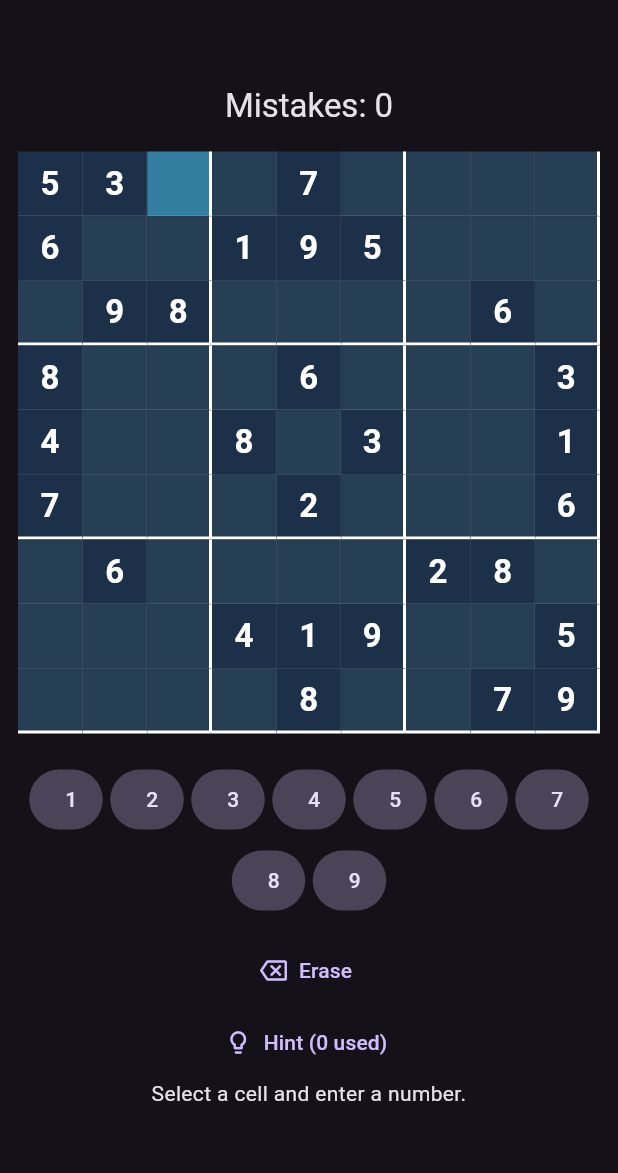
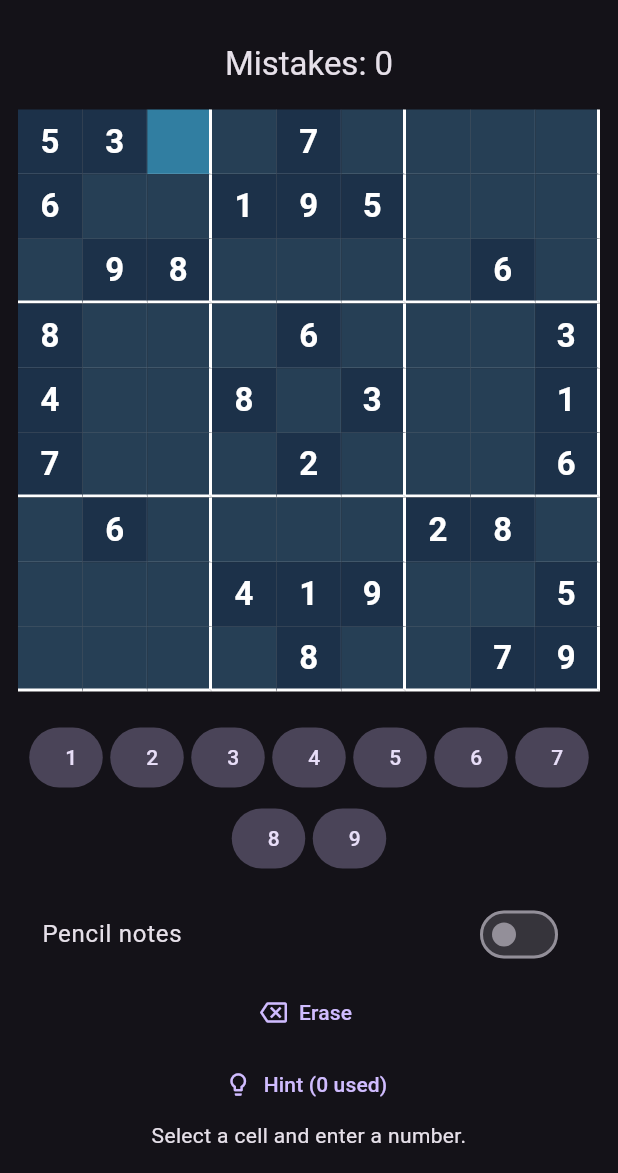
Before and after one commit to taktemurr-ops/game-005-sudoku-master, a Flutter app: the screen it shows after launch, after a tap on "Erase", on a phone screen of 412 x 824 dp, the part 63-1236 px from its top. Run offline on Flutter 3.47's test engine with Material 3 defaults, Android fonts, the phone set to English and light mode, and no system bars.

Commit message:
feat(sudoku): expose pencil note toggle, note rendering and accessible cell labels

```diff
--- a/lib/main.dart
+++ b/lib/main.dart
@@ -24,6 +24,7 @@ class _SudokuScreenState extends State<SudokuScreen> {
   SudokuGame game = SudokuGame.demo();
   int selectedRow = 0;
   int selectedColumn = 2;
+  bool noteMode = false;
 
   @override
   Widget build(BuildContext context) => Scaffold(
@@ -45,13 +46,17 @@ class _SudokuScreenState extends State<SudokuScreen> {
                 final v = game.board[r][c];
                 final selected = r == selectedRow && c == selectedColumn;
                 final clue = game.fixed[r][c];
+                final notes = game.notesAt(r, c).toList()..sort();
                 return Expanded(child: InkWell(
                   key: ValueKey('sudoku-$r-$c'),
                   onTap: () => setState(() {
                     selectedRow = r;
                     selectedColumn = c;
                   }),
-                  child: Container(
+                  child: Semantics(
+                    label: 'Row ${r + 1}, column ${c + 1}, ${v == 0 ? 'empty' : v}, notes ${notes.join(', ')}',
+                    button: true,
+                    child: Container(
                     decoration: BoxDecoration(
                       color: selected ? const Color(0xFF317EA1) :
                         clue ? const Color(0xFF1C3149) : const Color(0xFF263F55),
@@ -65,11 +70,15 @@ class _SudokuScreenState extends State<SudokuScreen> {
                       ),
                     ),
                     alignment: Alignment.center,
-                    child: FittedBox(child: Text(v == 0 ? '' : '$v',
-                      style: TextStyle(fontSize: 22, fontWeight: clue ?
-                        FontWeight.bold : FontWeight.normal,
-                        color: clue ? Colors.white : Colors.cyanAccent))),
-                  ),
+                    child: v == 0 && notes.isNotEmpty
+                      ? FittedBox(child: Text(notes.join(' '),
+                          style: const TextStyle(fontSize: 10, color: Colors.amberAccent),
+                          textAlign: TextAlign.center))
+                      : FittedBox(child: Text(v == 0 ? '' : '$v',
+                          style: TextStyle(fontSize: 22, fontWeight: clue ?
+                            FontWeight.bold : FontWeight.normal,
+                            color: clue ? Colors.white : Colors.cyanAccent))),
+                  )),
                 ));
               })),
             )),
@@ -79,12 +88,19 @@ class _SudokuScreenState extends State<SudokuScreen> {
             children: List.generate(9, (i) => SizedBox(
               width: 49, child: FilledButton.tonal(
                 onPressed: () => setState(() =>
-                  game.input(selectedRow, selectedColumn, i + 1)),
+                  noteMode
+                    ? game.toggleNote(selectedRow, selectedColumn, i + 1)
+                    : game.input(selectedRow, selectedColumn, i + 1)),
                 child: Text('${i+1}'),
               ),
             )),
           ),
           const SizedBox(height: 12),
+          SwitchListTile.adaptive(
+            title: const Text('Pencil notes'),
+            value: noteMode,
+            onChanged: (value) => setState(() => noteMode = value),
+          ),
           TextButton.icon(
             onPressed: () => setState(() => game.input(selectedRow, selectedColumn, 0)),
             icon: const Icon(Icons.backspace_outlined),
```
